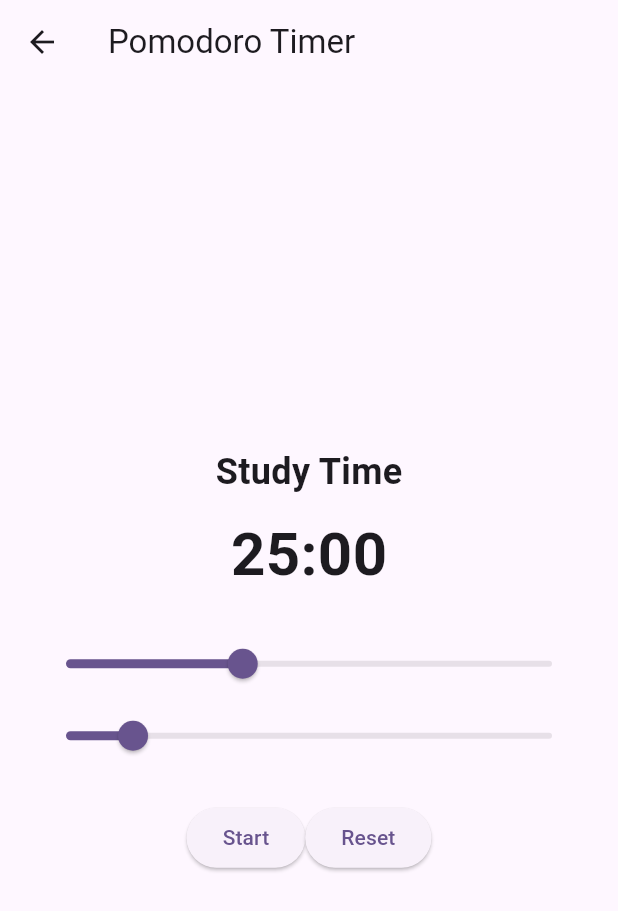
After one commit to dizzybreakfast/nudge, a Flutter app: the PomodoroPage screen opened directly, after a tap on "Start", after a tap on "Reset", on a phone screen of 412 x 824 dp. The commit adds this screen. Shown: the top 911 px of the screen. Run offline on Flutter 3.47's test engine with Material 3 defaults, Android fonts, the phone set to English and light mode, and no system bars; our stand-ins replace flutter_local_notifications, fluttertoast, loading_animation_widget, shared_preferences, sqflite, table_calendar and 2 more; missing offline and left inert: flutter_foreground_task; accounts and stored records are empty; project files that could hold a hidden picture were left out.

Commit message:
Added pomodoro

```diff
--- a/lib/calendar_page.dart
+++ b/lib/calendar_page.dart
@@ -4,7 +4,7 @@ import 'package:flutter/material.dart';
 import 'package:table_calendar/table_calendar.dart';
 import 'task_board_screen.dart'; // Your existing import
 import 'event.dart';             // Your existing import for the Event class
-
+import 'pomodoro_page.dart';
 // --- THIS IS THE IMPORTANT IMPORT ---
 // Make sure this path is correct for where your notification_service.dart file is.
 // If it's directly in the 'lib' folder:
@@ -439,6 +439,16 @@ class _CalendarPageState extends State<CalendarPage> {
               );
             },
           ),
+          IconButton(
+            icon: const Icon(Icons.timer), // Pomodoro Timer icon
+            onPressed: () {
+              Navigator.push(
+                context,
+                MaterialPageRoute(builder: (context) => const PomodoroPage()),
+              );
+            },
+          ),
+
         ],
       ),
       body: Column(
--- /dev/null
+++ b/lib/pomodoro_page.dart
@@ -0,0 +1,274 @@
+import 'package:flutter/material.dart';
+import 'dart:async';
+import 'package:flutter_local_notifications/flutter_local_notifications.dart';
+import 'package:flutter_foreground_task/flutter_foreground_task.dart';
+import 'package:shared_preferences/shared_preferences.dart';
+
+class PomodoroPage extends StatefulWidget {
+  const PomodoroPage({super.key});
+
+  @override
+  State<PomodoroPage> createState() => _PomodoroPageState();
+}
+
+class _PomodoroPageState extends State<PomodoroPage> {
+  final FlutterLocalNotificationsPlugin flutterLocalNotificationsPlugin =
+  FlutterLocalNotificationsPlugin();
+
+  int _selectedStudyMinutes = 25;
+  int _selectedBreakMinutes = 5;
+  int _remainingTime = 25 * 60;
+  Timer? _timer;
+  bool _isRunning = false;
+  bool _isStudyPhase = true;
+  bool _breakPending = false;
+
+  @override
+  void initState() {
+    super.initState();
+    _initializeNotifications();
+    _loadTimerState();
+  }
+
+  void _initializeNotifications() {
+    const AndroidInitializationSettings initializationSettingsAndroid =
+    AndroidInitializationSettings('@mipmap/ic_launcher');
+
+    const InitializationSettings initializationSettings =
+    InitializationSettings(android: initializationSettingsAndroid);
+
+    flutterLocalNotificationsPlugin.initialize(
+      initializationSettings,
+      onDidReceiveNotificationResponse: (NotificationResponse response) {
+        if (response.payload == 'start_break') {
+          _startBreakTimer();
+        }
+      },
+    );
+  }
+
+  void _startTimer() {
+    if (_timer != null) {
+      _timer!.cancel();
+    }
+    setState(() {
+      _remainingTime = _selectedStudyMinutes * 60;
+      _isRunning = true;
+      _isStudyPhase = true;
+      _breakPending = false;
+    });
+
+    _startBackgroundTimer();
+    _saveTimerState();
+
+    _timer = Timer.periodic(const Duration(seconds: 1), (timer) {
+      if (_remainingTime > 0) {
+        setState(() {
+          _remainingTime--;
+        });
+        _showNotification();
+        _saveTimerState();
+      } else {
+        timer.cancel();
+        _notifyStudyComplete();
+      }
+    });
+  }
+
+  void _notifyStudyComplete() async {
+    setState(() {
+      _isRunning = false;
+      _breakPending = true;
+    });
+
+    const AndroidNotificationDetails androidPlatformChannelSpecifics =
+    AndroidNotificationDetails(
+      'pomodoro_channel',
+      'Pomodoro Timer',
+      importance: Importance.high,
+      priority: Priority.high,
+      ongoing: false,
+      actions: [ // Interactive actions for break decision
+        AndroidNotificationAction(
+          'start_break',
+          'Start Break',
+        ),
+        AndroidNotificationAction(
+          'end_session',
+          'End Session',
+        ),
+      ],
+    );
+
+    const NotificationDetails platformChannelSpecifics =
+    NotificationDetails(android: androidPlatformChannelSpecifics);
+
+    await flutterLocalNotificationsPlugin.show(
+      1,
+      'Study Session Complete!',
+      'Would you like to start your break now?',
+      platformChannelSpecifics,
+      payload: 'start_break',
+    );
+  }
+
+  void _startBreakTimer() {
+    setState(() {
+      _remainingTime = _selectedBreakMinutes * 60;
+      _isStudyPhase = false;
+      _breakPending = false;
+      _isRunning = true;
+    });
+
+    _startBackgroundTimer();
+    _saveTimerState();
+
+    _timer = Timer.periodic(const Duration(seconds: 1), (timer) {
+      if (_remainingTime > 0) {
+        setState(() {
+          _remainingTime--;
+        });
+        _showNotification();
+        _saveTimerState();
+      } else {
+        timer.cancel();
+        _showNotification(message: 'Break Complete! Ready to start again?');
+        setState(() {
+          _isRunning = false;
+        });
+      }
+    });
+  }
+
+  void _showNotification({String message = 'Pomodoro Running...'}) async {
+    const AndroidNotificationDetails androidPlatformChannelSpecifics =
+    AndroidNotificationDetails(
+      'pomodoro_channel',
+      'Pomodoro Timer',
+      importance: Importance.high,
+      priority: Priority.high,
+      ongoing: true,
+      onlyAlertOnce: true,
+    );
+
+    const NotificationDetails platformChannelSpecifics =
+    NotificationDetails(android: androidPlatformChannelSpecifics);
+
+    await flutterLocalNotificationsPlugin.show(
+      0,
+      message,
+      '${_isStudyPhase ? "Study" : "Break"} Time: ${(_remainingTime ~/ 60).toString().padLeft(2, '0')}:${(_remainingTime % 60).toString().padLeft(2, '0')}',
+      platformChannelSpecifics,
+    );
+  }
+
+  void _startBackgroundTimer() {
+    FlutterForegroundTask.startService(
+      notificationTitle: 'Pomodoro Timer Running',
+      notificationText: 'Remaining time: ${(_remainingTime ~/ 60).toString().padLeft(2, '0')}:${(_remainingTime % 60).toString().padLeft(2, '0')}',
+      callback: _backgroundTask,
+    );
+  }
+
+  void _backgroundTask() async {
+    while (_remainingTime > 0) {
+      await Future.delayed(const Duration(seconds: 1));
+      _remainingTime--;
+      FlutterForegroundTask.updateService(
+        notificationText: 'Remaining time: ${(_remainingTime ~/ 60).toString().padLeft(2, '0')}:${(_remainingTime % 60).toString().padLeft(2, '0')}',
+      );
+    }
+    FlutterForegroundTask.stopService();
+  }
+
+  void _saveTimerState() async {
+    final prefs = await SharedPreferences.getInstance();
+    prefs.setInt('remaining_time', _remainingTime);
+    prefs.setBool('is_running', _isRunning);
+  }
+
+  void _loadTimerState() async {
+    final prefs = await SharedPreferences.getInstance();
+    setState(() {
+      _remainingTime = prefs.getInt('remaining_time') ?? (_selectedStudyMinutes * 60);
+      _isRunning = prefs.getBool('is_running') ?? false;
+    });
+
+    if (_isRunning) {
+      _startBackgroundTimer();
+    }
+  }
+
+  void _resetTimer() {
+    if (_timer != null) {
+      _timer!.cancel();
+    }
+    setState(() {
+      _remainingTime = _selectedStudyMinutes * 60;
+      _isRunning = false;
+      _isStudyPhase = true;
+      _breakPending = false;
+    });
+    flutterLocalNotificationsPlugin.cancel(0);
+    flutterLocalNotificationsPlugin.cancel(1);
+    FlutterForegroundTask.stopService();
+  }
+
+  @override
+  Widget build(BuildContext context) {
+    return Scaffold(
+      appBar: AppBar(
+        title: const Text('Pomodoro Timer'),
+      ),
+      body: Padding(
+        padding: const EdgeInsets.all(20.0),
+        child: Column(
+          mainAxisAlignment: MainAxisAlignment.center,
+          children: [
+            Text(
+              _isStudyPhase ? 'Study Time' : 'Break Time',
+              style: const TextStyle(fontSize: 24, fontWeight: FontWeight.bold),
+            ),
+            const SizedBox(height: 10),
+            Text(
+              '${(_remainingTime ~/ 60).toString().padLeft(2, '0')}:${(_remainingTime % 60).toString().padLeft(2, '0')}',
+              style: const TextStyle(fontSize: 40, fontWeight: FontWeight.bold),
+            ),
+            const SizedBox(height: 20),
+            Slider(
+              value: _selectedStudyMinutes.toDouble(),
+              min: 5,
+              max: 60,
+              label: 'Study: $_selectedStudyMinutes min',
+              onChanged: _isRunning ? null : (value) {
+                setState(() {
+                  _selectedStudyMinutes = value.toInt();
+                  _remainingTime = _selectedStudyMinutes * 60;
+                });
+              },
+            ),
+            Slider(
+              value: _selectedBreakMinutes.toDouble(),
+              min: 1,
+              max: 30,
+              label: 'Break: $_selectedBreakMinutes min',
+              onChanged: _isRunning ? null : (value) {
+                setState(() {
+                  _selectedBreakMinutes = value.toInt();
+                });
+              },
+            ),
+            const SizedBox(height: 20),
+            Row(
+              mainAxisAlignment: MainAxisAlignment.center,
+              children: [
+                ElevatedButton(onPressed: _isRunning ? null : _startTimer, child: const Text('Start')),
+                ElevatedButton(onPressed: _resetTimer, child: const Text('Reset')),
+              ],
+            ),
+          ],
+        ),
+      ),
+    );
+  }
+}
--- a/pubspec.yaml
+++ b/pubspec.yaml
@@ -26,6 +26,7 @@ dependencies:
   table_calendar: ^3.2.0
   flutter_local_notifications: ^17.0.0
   timezone: ^0.9.2
+  flutter_foreground_task: ^9.1.0
 
 dev_dependencies:
   flutter_test:
```
Also changed, not shown: pubspec.lock. Lines whose indentation alone changed are shown as unchanged.
